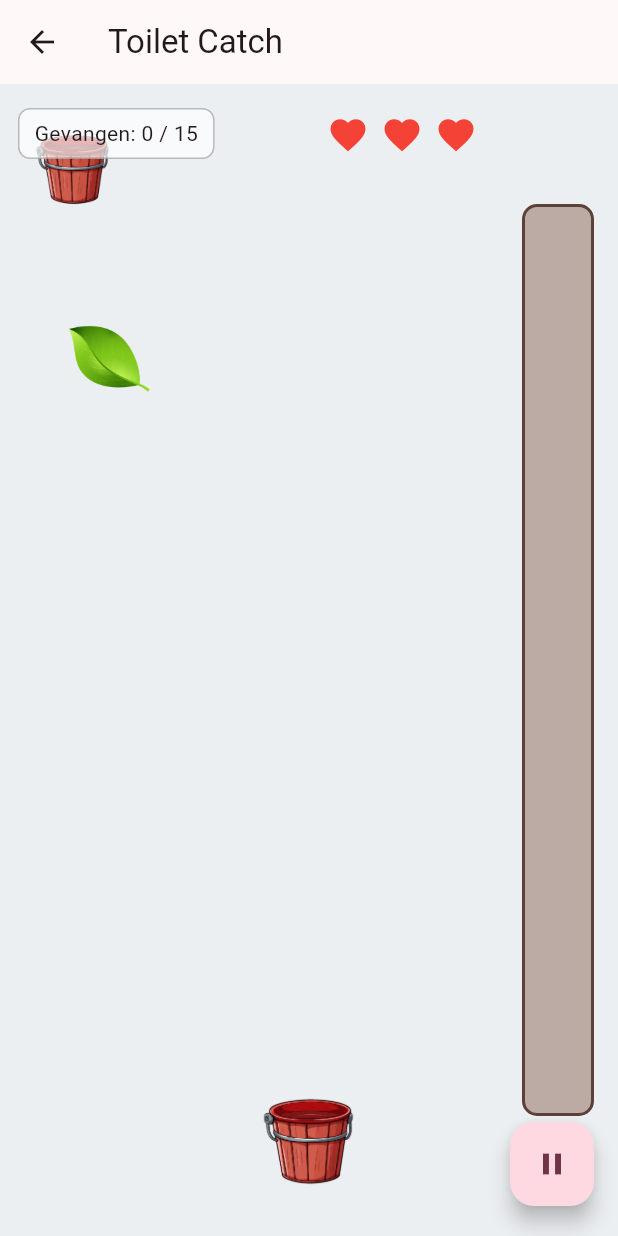
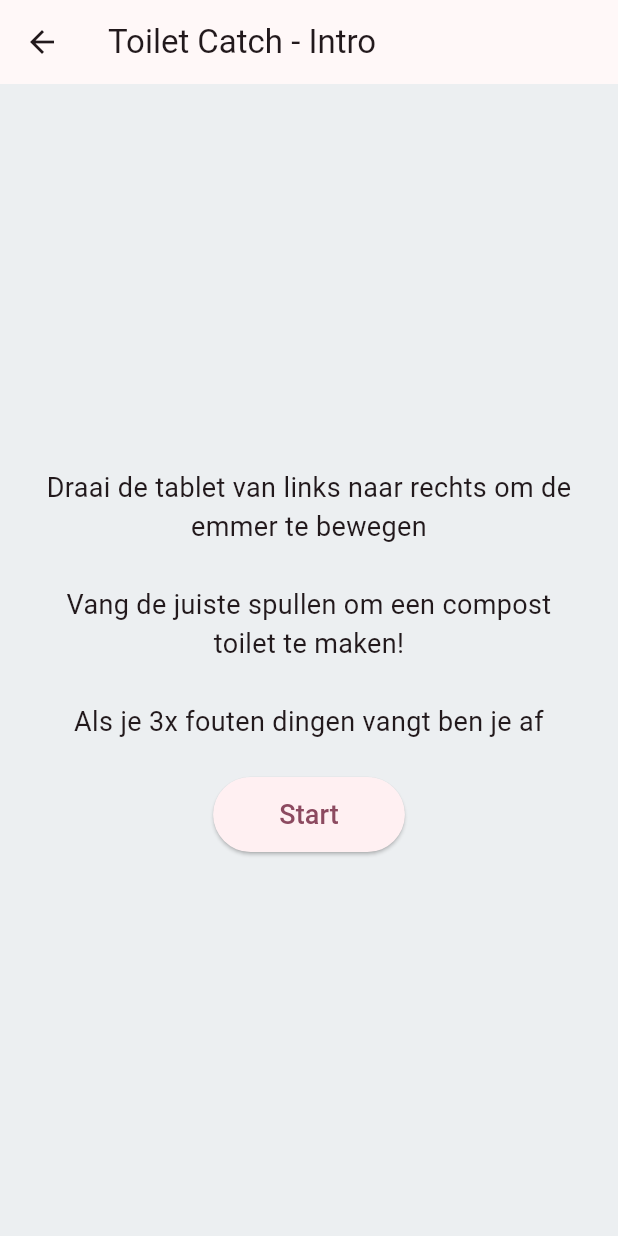
Before and after one commit to Hrisko123/DE-ONTDEK-FABRIEK, a Flutter app: the ToiletGamePage screen opened directly, on a phone screen of 412 x 824 dp. Run offline on Flutter 3.47's test engine with Material 3 defaults, Android fonts, the light colour scheme and no system bars; our stand-ins replace sensors_plus; missing offline and left inert: mobile_scanner.

Commit message:
Turtorial
Added a quick introduction so the player knows what to do

```diff
--- a/deontdekfabriek/lib/ToiletGame.dart
+++ b/deontdekfabriek/lib/ToiletGame.dart
@@ -32,6 +32,9 @@ class _ToiletGamePageState extends State<ToiletGamePage> {
   int _hearts = 3;
   bool _isRunning = true;
 
+  // Intro flag: show instructions before starting the minigame
+  bool _showIntro = true;
+
   static const int targetToFill = 15;
 
   static final List<_ItemSpec> _specs = <_ItemSpec>[
@@ -58,7 +61,21 @@ class _ToiletGamePageState extends State<ToiletGamePage> {
     }
     rootBundle.load('assets/ToiletImage/Bucket.png');
 
+    // timers and gyro are started when the player taps "Start" (_startGame)
+  }
+
+  void _startGame() {
+    if (!mounted) return;
+    setState(() {
+      _showIntro = false;
+      _isRunning = true;
+      _caught = 0;
+      _hearts = 3;
+      _items.clear();
+    });
+
     // Item spawner
+    _spawnTimer?.cancel();
     _spawnTimer = Timer.periodic(const Duration(milliseconds: 700), (_) {
       if (!_isRunning || !mounted) return;
       setState(() {
@@ -67,36 +84,32 @@ class _ToiletGamePageState extends State<ToiletGamePage> {
     });
 
     // Main loop
+    _gameTimer?.cancel();
     _gameTimer = Timer.periodic(const Duration(milliseconds: 16), (_) {
       if (!_isRunning || !mounted) return;
       _updateGame(16 / 1000);
     });
 
+    // Gyroscope subscription
     try {
       _lastGyroMillis = DateTime.now().millisecondsSinceEpoch;
+      _gyroSub?.cancel();
       _gyroSub = gyroscopeEvents.listen((dynamic e) {
         try {
           final now = DateTime.now().millisecondsSinceEpoch;
-          final dt = ((now - (_lastGyroMillis ?? now)) / 1000.0).clamp(
-            0.0,
-            0.2,
-          );
+          final dt =
+              ((now - (_lastGyroMillis ?? now)) / 1000.0).clamp(0.0, 0.2);
           _lastGyroMillis = now;
 
           final double rawTilt = (e is GyroscopeEvent) ? e.z : (e?.z ?? 0.0);
-
           final double targetVel = -rawTilt * _gyroSensitivity;
-
           _gyroVelocity += (targetVel - _gyroVelocity) * _gyroSmooth;
-
           final dx = _gyroVelocity * dt;
           if (!mounted) return;
 
           setState(() {
-            _bucketX = (_bucketX + dx).clamp(
-              0.0,
-              _screenWidth - _bucketWidth - 120,
-            );
+            _bucketX =
+                (_bucketX + dx).clamp(0.0, _screenWidth - _bucketWidth - 120);
           });
         } catch (_) {}
       });
@@ -236,6 +249,40 @@ class _ToiletGamePageState extends State<ToiletGamePage> {
 
   @override
   Widget build(BuildContext context) {
+    // Show intro/instructions until player starts the game
+    if (_showIntro) {
+      return Scaffold(
+        appBar: AppBar(title: const Text('Toilet Catch - Intro')),
+        backgroundColor: Colors.blueGrey.shade50,
+        body: Center(
+          child: Padding(
+            padding: const EdgeInsets.all(24.0),
+            child: Column(
+              mainAxisSize: MainAxisSize.min,
+              children: [
+                const Text(
+                  'Draai de tablet van links naar rechts om de emmer te bewegen\n\n'
+                  'Vang de juiste spullen om een compost toilet te maken!\n\n'
+                  'Als je 3x fouten dingen vangt ben je af',
+                  textAlign: TextAlign.center,
+                  style: TextStyle(fontSize: 18),
+                ),
+                const SizedBox(height: 24),
+                ElevatedButton(
+                  onPressed: _startGame,
+                  child: const Padding(
+                    padding:
+                        EdgeInsets.symmetric(horizontal: 20.0, vertical: 12.0),
+                    child: Text('Start', style: TextStyle(fontSize: 18)),
+                  ),
+                ),
+              ],
+            ),
+          ),
+        ),
+      );
+    }
+
     _bucketX = _bucketX.clamp(0.0, _screenWidth - _bucketWidth - 120);
 
     return Scaffold(
```
Also changed, not shown: 1 other file.
